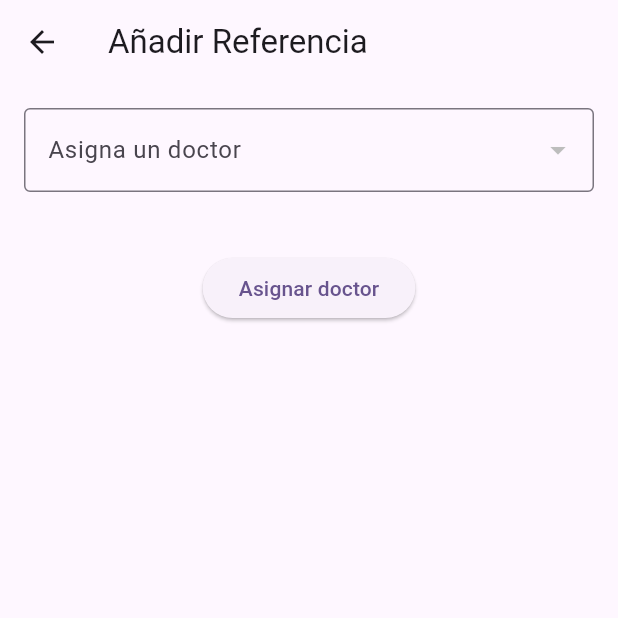
After one commit to ArmandoPucheta978/App_10IDS1, a Flutter app: the AsignarDoctorPage screen opened directly, after a tap on "Asignar doctor", on a phone screen of 412 x 824 dp, the top half of it. The commit adds this screen. Run offline on Flutter 3.47's test engine with Material 3 defaults, Android fonts, the phone set to English and light mode, and no system bars; our stand-ins replace cloud_firestore, firebase_auth, firebase_core, quickalert; accounts and stored records are empty.

Commit message:
Menu administrador

```diff
--- /dev/null
+++ b/lib/AsignarDoctorPage.dart
@@ -0,0 +1,126 @@
+import 'package:cloud_firestore/cloud_firestore.dart';
+import 'package:flutter/material.dart';
+
+class AsignarDoctorPage extends StatefulWidget {
+  final String? DocId;
+  final String? EspecialidadReq;
+  const AsignarDoctorPage({Key? key, this.DocId, this.EspecialidadReq}) : super(key: key);
+
+  @override
+  State<AsignarDoctorPage> createState() => _AsignarDoctorPageState();
+}
+
+class _AsignarDoctorPageState extends State<AsignarDoctorPage> {
+  String? _selectedReferenceId;
+  List<Map<String, dynamic>> _references = [];
+  Map<String, dynamic>? _selectedReferenceDetails;
+
+  @override
+  void initState() {
+    super.initState();
+    _fetchReferences();
+  }
+
+  Future<void> _fetchReferences() async {
+
+    DocumentSnapshot espDoc = await FirebaseFirestore.instance.collection('especialidades').doc(widget.EspecialidadReq).get();
+
+    if (!espDoc.exists) {
+      throw Exception("especialidad ${widget.EspecialidadReq}no encontrado");
+    }
+
+    QuerySnapshot appointmentSnapshot = await FirebaseFirestore.instance
+        .collection('doctores')
+        .where('EspecialidadRef', isEqualTo: espDoc.reference)
+        .get();
+
+    List<Map<String, dynamic>> references = [];
+
+    for (var appointmentDoc in appointmentSnapshot.docs) {
+      DocumentReference specialtyRef = appointmentDoc['EspecialidadRef'];
+      DocumentSnapshot specialtyDoc = await specialtyRef.get();
+
+      references.add({
+        'id': appointmentDoc.id,
+        'nombreDoc': appointmentDoc["Nombre"],
+        'nombre': specialtyDoc['nombre'],
+      });
+    }
+
+    setState(() {
+      _references = references;
+    });
+  }
+
+  Future<void> _getReferenceDetails(String referenceId) async {
+    var reference = _references.firstWhere((ref) => ref['id'] == referenceId);
+    setState(() {
+      _selectedReferenceDetails = reference;
+    });
+  }
+
+  Future<void> _save() async {
+    if (_selectedReferenceId != null) {
+      DocumentReference referenceRef = FirebaseFirestore.instance.collection('doctores').doc(_selectedReferenceId);
+      DocumentReference recordRef = FirebaseFirestore.instance.collection('citas').doc(widget.DocId);
+
+      await recordRef.update({
+        'DoctorRef': referenceRef,
+      });
+
+      Navigator.pop(context);
+    } else {
+      print('Por favor selecciona un doctor');
+    }
+  }
+
+  @override
+  Widget build(BuildContext context) {
+    return Scaffold(
+      appBar: AppBar(
+        title: Text('Añadir Referencia'),
+      ),
+      body: Padding(
+        padding: const EdgeInsets.all(16.0),
+        child: Column(
+          children: [
+            DropdownButtonFormField<String>(
+              decoration: InputDecoration(
+                labelText: 'Asigna un doctor',
+                border: OutlineInputBorder(),
+              ),
+              value: _selectedReferenceId,
+              items: _references.map((reference) {
+                return DropdownMenuItem<String>(
+                  value: reference['id'],
+                  child: Text(reference['nombreDoc']),
+                );
+              }).toList(),
+              onChanged: (newValue) {
+                setState(() {
+                  _selectedReferenceId = newValue;
+                  _getReferenceDetails(newValue!);
+                });
+              },
+            ),
+            SizedBox(height: 20),
+            _selectedReferenceDetails != null
+                ? Column(
+              crossAxisAlignment: CrossAxisAlignment.start,
+              children: [
+                Text('Especialidad del doc: ${_selectedReferenceDetails!['nombre']}'),
+                // Añade más campos si es necesario
+              ],
+            )
+                : Container(),
+            SizedBox(height: 20),
+            ElevatedButton(
+              onPressed: _save,
+              child: Text('Asignar doctor'),
+            ),
+          ],
+        ),
+      ),
+    );
+  }
+}
--- a/lib/MenuDoctorPage.dart
+++ b/lib/MenuDoctorPage.dart
@@ -19,7 +19,6 @@ class _MenuDoctorPageState extends State<MenuDoctorPage> {
       appBar: AppBar(
         title: Text("Citas Asignadas"),
       ),
-
     );
   }
 }
--- a/lib/MenuPacientePage.dart
+++ b/lib/MenuPacientePage.dart
@@ -101,7 +101,7 @@ class _MenuPacientePageState extends State<MenuPacientePage> {
           );
           if (result == 'saved') {
             ScaffoldMessenger.of(context).showSnackBar(
-                SnackBar(content: Text('Medicamento guardado con éxito'))
+                SnackBar(content: Text('Cita guardada con éxito'))
             );
                 setState(() {});
           }
```
Also changed, not shown: lib/CitasPage.dart (added, +132 -0 lines), lib/DoctorPage.dart (+4 -4 lines), lib/DoctoresPage.dart (+4 -4 lines), lib/MenuAdministradorPage.dart (+35 -1 lines).
